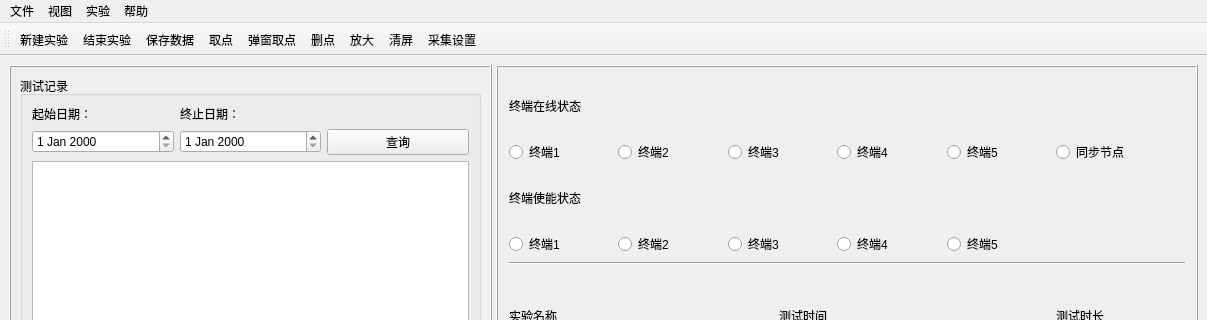
Old version of the form mainwin.ui in the repository WirelessDataCollect/UpperMonitor; both pictures show x 0 to 1207 and y 0 to 320 of the 1207 by 809 pixel window.
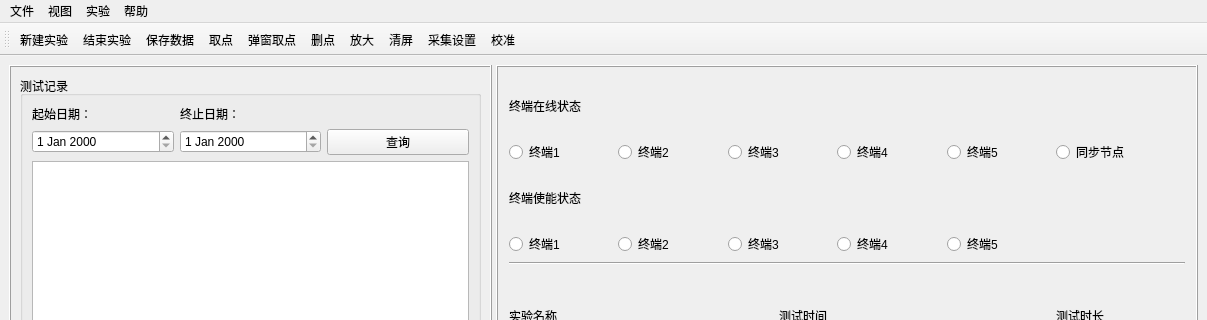
New version of the form. Icons and pictures are not drawn.

```diff
--- a/mainwin.ui
+++ b/mainwin.ui
@@ -473,6 +473,7 @@
    <addaction name="action_5"/>
    <addaction name="action_2"/>
    <addaction name="action_4"/>
+   <addaction name="action_15"/>
   </widget>
   <action name="action">
    <property name="enabled">
@@ -621,6 +622,15 @@
     <string>系统设置</string>
    </property>
   </action>
+  <action name="action_15">
+   <property name="icon">
+    <iconset resource="src.qrc">
+     <normaloff>:/ico/ico/icons/330.bmp</normaloff>:/ico/ico/icons/330.bmp</iconset>
+   </property>
+   <property name="text">
+    <string>校准</string>
+   </property>
+  </action>
  </widget>
  <resources>
   <include location="src.qrc"/>
```
Left out of the diff: 2 changed lines with no effect on the pictures.
